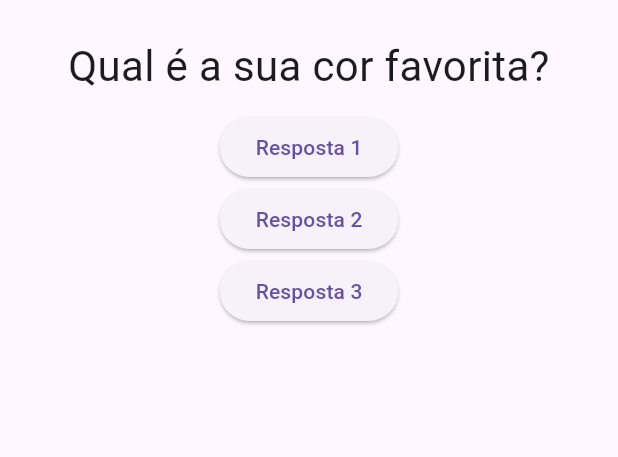
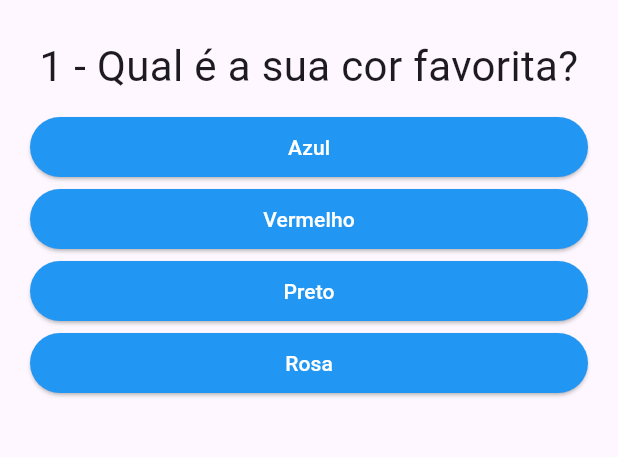
Before and after one commit to Dithan/quiz-perguntas, a Flutter app: the screen it shows after launch, on a phone screen of 412 x 824 dp, the part 63-520 px from its top. Run offline on Flutter 3.47's test engine with Material 3 defaults, Android fonts, the phone set to English and light mode, and no system bars.

```diff
--- a/lib/main.dart
+++ b/lib/main.dart
@@ -1,5 +1,6 @@
 import 'package:flutter/material.dart';
 import 'package:projeto_perguntas/questao.dart';
+import 'package:projeto_perguntas/resposta.dart';
 
 main() {
   runApp(PerguntaApp());
@@ -8,46 +9,59 @@ main() {
 class PerguntaAppState extends State<PerguntaApp> {
   var perguntaSelecionada = 0;
 
+  final _perguntas = [
+    {
+      'texto': "1 - Qual é a sua cor favorita?",
+      'respostas': ['Azul', 'Vermelho', 'Preto', 'Rosa'],
+    },
+    {
+      'texto': "2 - Qual é o seu animal favorito?",
+      'respostas': ['Gato', 'Cachorro', 'Vaca', 'Dinossauro'],
+    },
+    {
+      'texto': '3 - Qual sua comida favorita?',
+      'respostas': ['Pizza', 'Hamburguer', 'Feijoada', 'Churrasco'],
+    }
+  ];
+
+  // Ativa quando o botão resposta é clicado
   void responder() {
-    print("Pergunta respondida");
     setState(() {
-      perguntaSelecionada += 1;
-      if (perguntaSelecionada > 1) {
-        perguntaSelecionada = 0;
-      }
+      perguntaSelecionada++;
     });
+  }
+
+  bool get temPerguntaSelecionada {
+    return perguntaSelecionada < _perguntas.length;
   }
 
   @override
   Widget build(BuildContext context) {
-    final List<String> perguntas = [
-      "Qual é a sua cor favorita?",
-      "Qual é o seu animal favorito?",
-    ];
+    List<String> respostas = temPerguntaSelecionada
+        ? (_perguntas[perguntaSelecionada]['respostas'] as List<String>)
+        : [];
 
     return MaterialApp(
       home: Scaffold(
         appBar: AppBar(
           title: Text("Perguntas"),
         ),
-        body: Column(
-          crossAxisAlignment: CrossAxisAlignment.center,
-          children: [
-            Questao(perguntas[perguntaSelecionada]),
-            ElevatedButton(
-              onPressed: responder,
-              child: Text('Resposta 1'),
-            ),
-            ElevatedButton(
-              onPressed: responder,
-              child: Text('Resposta 2'),
-            ),
-            ElevatedButton(
-              onPressed: responder,
-              child: Text('Resposta 3'),
-            )
-          ],
-        ),
+        body: temPerguntaSelecionada
+            ? Column(
+                crossAxisAlignment: CrossAxisAlignment.center,
+                children: [
+                  // Widget Questão
+                  Questao(_perguntas[perguntaSelecionada]['texto'].toString()),
+                  // Widget Botão Resposta
+                  ...respostas.map((texto) => Resposta(texto, responder))
+                ],
+              )
+            : Center(
+                child: Text(
+                  "Parabéns!",
+                  style: TextStyle(fontSize: 28),
+                ),
+              ),
       ),
     );
   }
--- /dev/null
+++ b/lib/resposta.dart
@@ -0,0 +1,21 @@
+import 'package:flutter/material.dart';
+
+class Resposta extends StatelessWidget {
+  final String texto;
+  final void Function() onSelected;
+  const Resposta(this.texto, this.onSelected, {super.key});
+
+  @override
+  Widget build(BuildContext context) {
+    return Container(
+      width: double.infinity,
+      padding: EdgeInsets.symmetric(horizontal: 20, vertical: 0),
+      child: ElevatedButton(
+        style: ElevatedButton.styleFrom(
+            backgroundColor: Colors.blue, foregroundColor: Colors.white),
+        onPressed: onSelected,
+        child: Text(texto),
+      ),
+    );
+  }
+}
```
